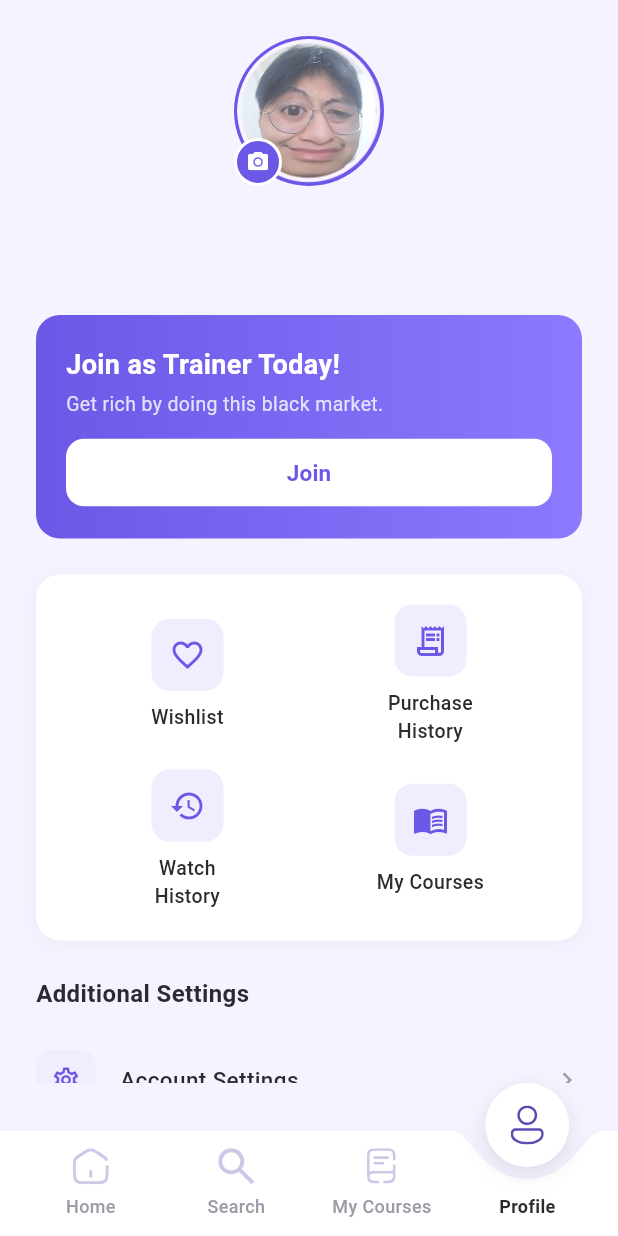
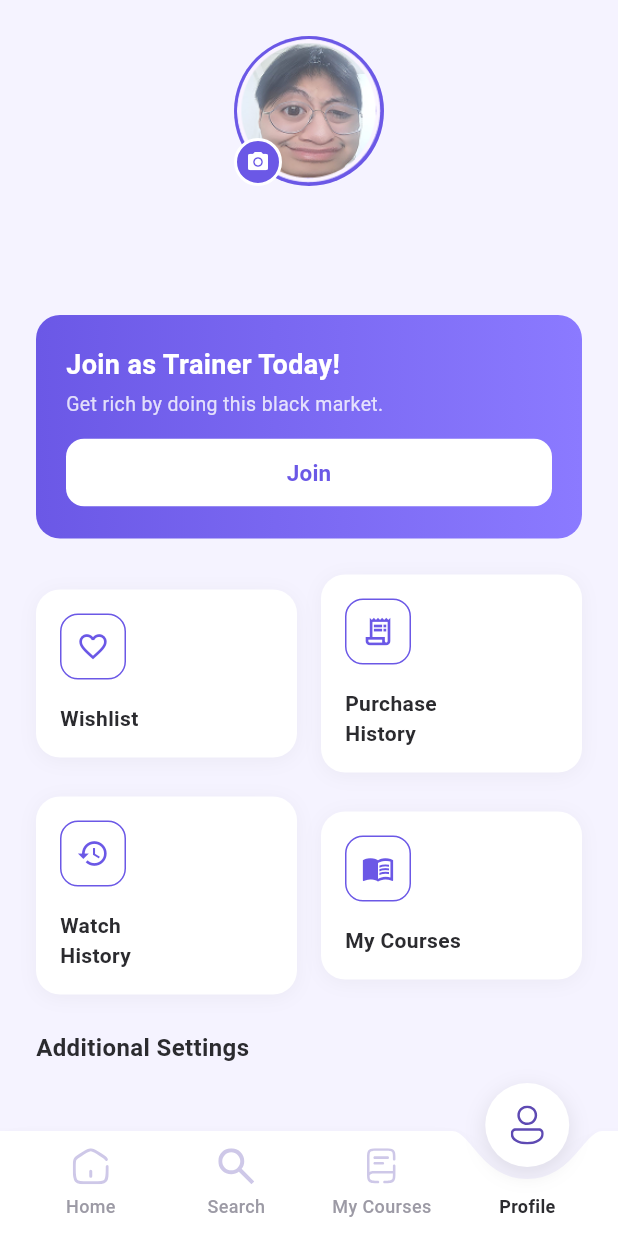
Before and after one commit to PokerTick/BrainUp, a Flutter app: the ProfilePage screen opened directly, on a phone screen of 412 x 824 dp. Run offline on Flutter 3.47's test engine with Material 3 defaults, Android fonts, the phone set to English and light mode, and no system bars; our stand-ins replace flutter_svg, google_fonts, google_sign_in, shared_preferences; accounts and stored records are empty.

Commit message:
Profile page done

```diff
--- a/lib/pages/profile/profile_page.dart
+++ b/lib/pages/profile/profile_page.dart
@@ -215,19 +215,6 @@ class _ProfilePageState extends State<ProfilePage> {
   Widget _buildQuickActionsGrid() {
     return Padding(
       padding: const EdgeInsets.symmetric(horizontal: 24),
-      child: Container(
-        padding: const EdgeInsets.all(20),
-        decoration: BoxDecoration(
-          color: Colors.white,
-          borderRadius: BorderRadius.circular(16),
-          boxShadow: [
-            BoxShadow(
-              color: Colors.black.withValues(alpha: 0.04),
-              blurRadius: 10,
-              offset: const Offset(0, 2),
-            ),
-          ],
-        ),
       child: Column(
         children: [
           Row(
@@ -244,6 +231,7 @@ class _ProfilePageState extends State<ProfilePage> {
                   },
                 ),
               ),
+              const SizedBox(width: 16),
               Expanded(
                 child: _QuickActionItem(
                   icon: Icons.receipt_long_outlined,
@@ -263,6 +251,7 @@ class _ProfilePageState extends State<ProfilePage> {
                   onTap: () {},
                 ),
               ),
+              const SizedBox(width: 16),
               Expanded(
                 child: _QuickActionItem(
                   icon: Icons.menu_book_outlined,
@@ -273,7 +262,6 @@ class _ProfilePageState extends State<ProfilePage> {
             ],
           ),
         ],
-        ),
       ),
     );
   }
@@ -293,6 +281,13 @@ class _ProfilePageState extends State<ProfilePage> {
             ),
           ),
           const SizedBox(height: 12),
+          _SettingsTile(
+            icon: Icons.card_giftcard_outlined,
+            title: 'Voucher List',
+            onTap: () {
+              // Add navigation to voucher list page here later
+            },
+          ),
           _SettingsTile(
             icon: Icons.settings_outlined,
             title: 'Account Settings',
@@ -367,28 +362,44 @@ class _QuickActionItem extends StatelessWidget {
   Widget build(BuildContext context) {
     return GestureDetector(
       onTap: onTap,
+      child: Container(
+        padding: const EdgeInsets.all(16),
+        decoration: BoxDecoration(
+          color: Colors.white,
+          borderRadius: BorderRadius.circular(16),
+          boxShadow: [
+            BoxShadow(
+              color: Colors.black.withValues(alpha: 0.04),
+              blurRadius: 10,
+              offset: const Offset(0, 2),
+            ),
+          ],
+        ),
         child: Column(
+          crossAxisAlignment: CrossAxisAlignment.start,
           children: [
             Container(
-            width: 48,
-            height: 48,
+              width: 44,
+              height: 44,
               decoration: BoxDecoration(
-              color: const Color(0xFFF0EDFF),
+                color: Colors.white,
                 borderRadius: BorderRadius.circular(12),
+                border: Border.all(color: const Color(0xFF6B58E6), width: 1),
               ),
-            child: Icon(icon, color: const Color(0xFF6B58E6), size: 24),
+              child: Icon(icon, color: const Color(0xFF6B58E6), size: 22),
             ),
-          const SizedBox(height: 8),
+            const SizedBox(height: 16),
             Text(
               label,
-            textAlign: TextAlign.center,
+              textAlign: TextAlign.left,
               style: const TextStyle(
-              fontSize: 13,
-              fontWeight: FontWeight.w500,
+                fontSize: 14,
+                fontWeight: FontWeight.w700,
                 color: Color(0xFF2B2B2F),
               ),
             ),
           ],
+        ),
       ),
     );
   }
```
Lines whose indentation alone changed are shown as unchanged.
